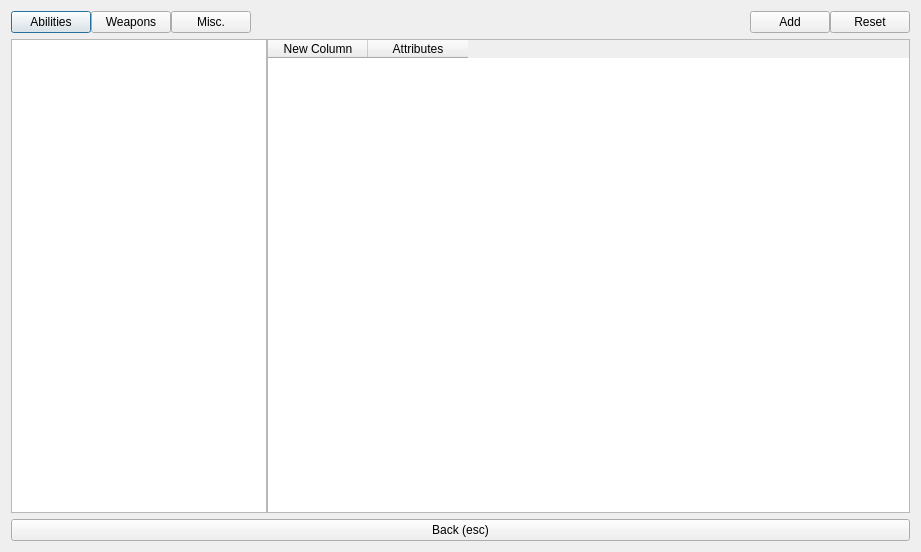
This is ui_files/Configurator.ui in nogasgofast/Adventure_Wrench as Qt 5 draws it before an edit. The edited form follows.
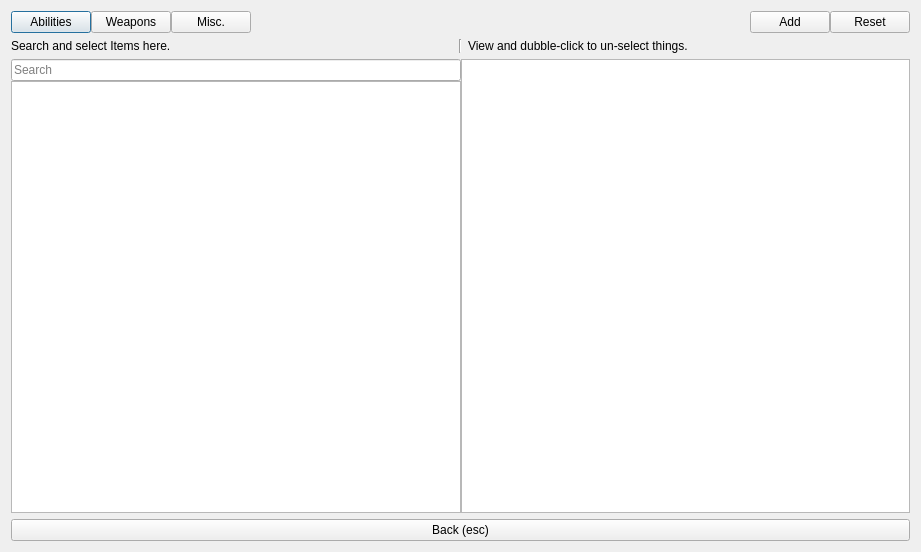
This is the edited form.

Commit message: a good start

The edit to the form file:
```diff
--- a/ui_files/Configurator.ui
+++ b/ui_files/Configurator.ui
@@ -72,35 +72,71 @@
      </item>
     </layout>
    </item>
+   <item>
+    <layout class="QHBoxLayout" name="horizontalLayout">
+     <item>
+      <widget class="QLabel" name="label_options">
+       <property name="text">
+        <string>Search and select Items here.</string>
+       </property>
+      </widget>
+     </item>
+     <item>
+      <widget class="Line" name="line">
+       <property name="sizePolicy">
+        <sizepolicy hsizetype="Fixed" vsizetype="Minimum">
+         <horstretch>2</horstretch>
+         <verstretch>0</verstretch>
+        </sizepolicy>
+       </property>
+       <property name="orientation">
+        <enum>Qt::Vertical</enum>
+       </property>
+      </widget>
+     </item>
+     <item>
+      <widget class="QLabel" name="label_selection">
+       <property name="text">
+        <string>View and dubble-click to un-select things.</string>
+       </property>
+      </widget>
+     </item>
+    </layout>
+   </item>
    <item>
     <layout class="QHBoxLayout" name="horizontalLayout_3">
      <property name="spacing">
       <number>0</number>
      </property>
      <item>
-      <widget class="QListWidget" name="listWidget_catagory"/>
+      <layout class="QVBoxLayout" name="verticalLayout_2">
+       <item>
+        <widget class="QLineEdit" name="lineEdit_search">
+         <property name="placeholderText">
+          <string>Search</string>
+         </property>
+        </widget>
+       </item>
+       <item>
+        <widget class="QListWidget" name="listWidget_catagory">
+         <property name="selectionMode">
+          <enum>QAbstractItemView::MultiSelection</enum>
+         </property>
+        </widget>
+       </item>
+      </layout>
      </item>
      <item>
-      <widget class="QTableWidget" name="tableWidget_options">
+      <widget class="QListWidget" name="listWidget_options">
        <property name="sizePolicy">
         <sizepolicy hsizetype="Expanding" vsizetype="Expanding">
-         <horstretch>1</horstretch>
+         <horstretch>0</horstretch>
          <verstretch>0</verstretch>
         </sizepolicy>
        </property>
        <property name="styleSheet">
         <string notr="true">QpushButton { margin-left: 25px; }</string>
        </property>
-       <column>
-        <property name="text">
-         <string>New Column</string>
-        </property>
-       </column>
-       <column>
-        <property name="text">
-         <string>Attributes</string>
-        </property>
-       </column>
       </widget>
      </item>
     </layout>
```
The commit also changes 2 other files.
